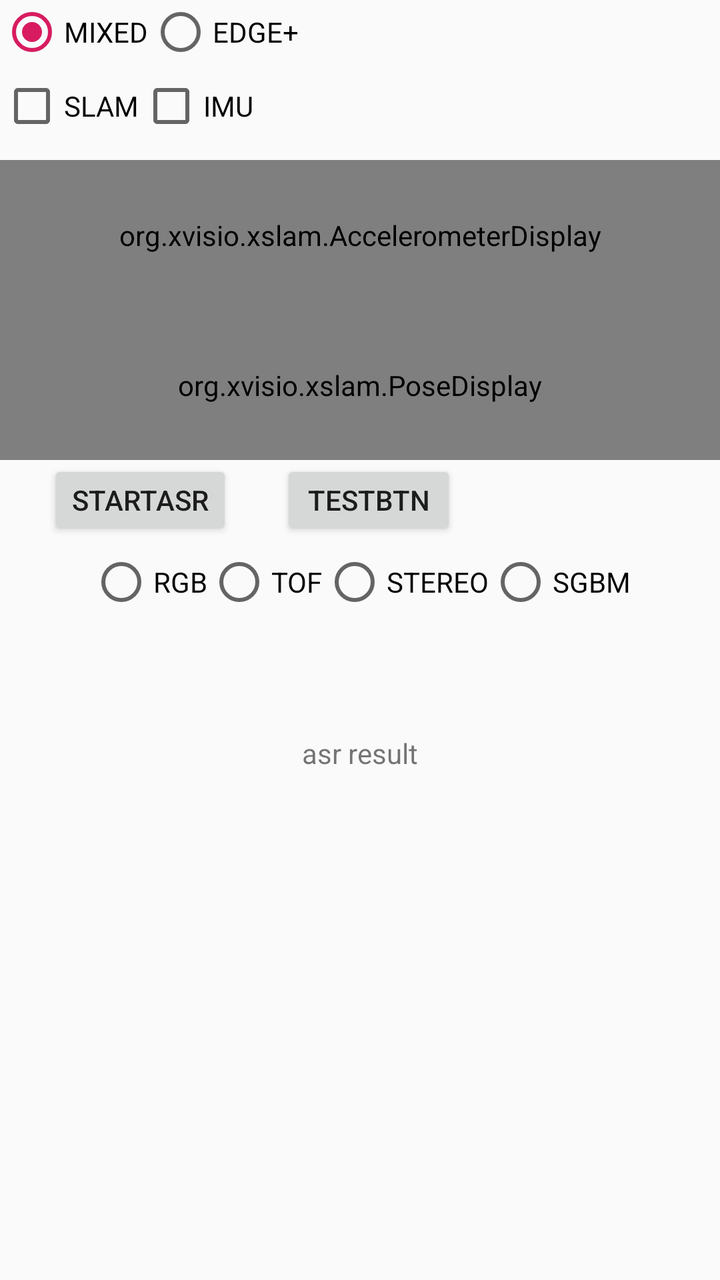
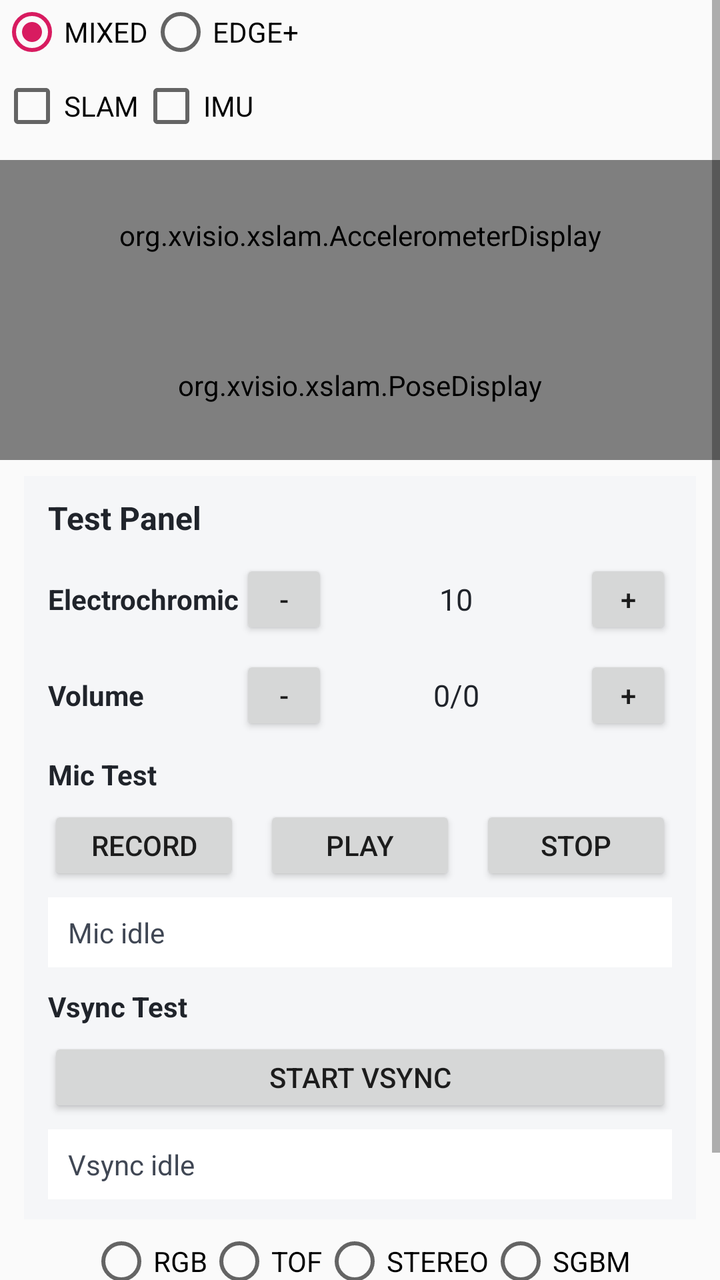

Screens rendered from an Android XML layout before and after an edit, with the pre-edit source and the edit as a unified diff.
<!-- AndroidManifest.xml: application theme AppTheme -->
<!-- res/layout/activity_main.xml -->
<?xml version="1.0" encoding="utf-8"?>
<ScrollView xmlns:android="http://schemas.android.com/apk/res/android"
    xmlns:app="http://schemas.android.com/apk/res-auto"
    xmlns:tools="http://schemas.android.com/tools"
    android:layout_width="match_parent"
    android:layout_height="match_parent"
    tools:context=".MainActivity">

    <LinearLayout
        android:layout_width="match_parent"
        android:layout_height="match_parent"
        android:orientation="vertical">
        <FrameLayout
            android:id="@+id/splash_layer"
            android:layout_width="match_parent"
            android:layout_height="match_parent"
            android:background="@android:color/background_dark">
            
            <VideoView
                android:id="@+id/videoView"
                android:layout_width="match_parent"
                android:layout_height="match_parent"
                android:layout_centerInParent="true" />
        </FrameLayout>
        <androidx.constraintlayout.widget.ConstraintLayout
            android:id="@+id/cl_top"
            app:layout_constraintTop_toTopOf="parent"
            app:layout_constraintLeft_toLeftOf="parent"
            app:layout_constraintRight_toRightOf="parent"
            android:layout_width="match_parent"
            android:layout_height="wrap_content">

            <ImageView
                android:id="@+id/logo"
                android:layout_width="100dp"
                android:layout_height="80dp"
                app:layout_constraintTop_toTopOf="parent"
                app:layout_constraintRight_toRightOf="parent"
                android:layout_marginRight="10dp"
                android:scaleType="centerInside"
                app:srcCompat="@mipmap/logo" />


            <RadioGroup
                android:id="@+id/radio_slam_mode"
                android:layout_width="match_parent"
                android:layout_height="wrap_content"
                app:layout_constraintTop_toTopOf="parent"
                app:layout_constraintLeft_toLeftOf="parent"
                app:layout_constraintRight_toLeftOf="@id/logo"
                android:orientation="horizontal">

                <RadioButton
                    android:id="@+id/radio_mixed"
                    android:layout_width="wrap_content"
                    android:layout_height="wrap_content"
                    android:layout_gravity="center_horizontal"
                    android:checked="true"
                    android:text="MIXED" />

                <RadioButton
                    android:id="@+id/radio_edge"
                    android:layout_width="wrap_content"
                    android:layout_height="wrap_content"
                    android:layout_gravity="center_horizontal"
                    android:checked="false"
                    android:text="EDGE+" />
            </RadioGroup>

            <androidx.constraintlayout.widget.ConstraintLayout
                android:id="@+id/ll_checkbox"
                android:orientation="horizontal"
                android:layout_marginTop="5dp"
                app:layout_constraintTop_toBottomOf="@id/radio_slam_mode"
                app:layout_constraintLeft_toLeftOf="parent"
                app:layout_constraintRight_toLeftOf="@id/logo"
                android:layout_width="0dp"
                android:layout_height="wrap_content">

                <CheckBox
                    android:id="@+id/checkbox_slam"
                    android:text="SLAM"
                    android:checked="false"
                    app:layout_constraintTop_toTopOf="parent"
                    app:layout_constraintLeft_toLeftOf="parent"
                    android:layout_width="wrap_content"
                    android:layout_height="wrap_content" />

                <CheckBox
                    android:id="@+id/checkbox_imu"
                    android:text="IMU"
                    android:checked="false"
                    app:layout_constraintTop_toTopOf="parent"
                    app:layout_constraintLeft_toRightOf="@id/checkbox_slam"
                    android:layout_width="wrap_content"
                    android:layout_height="wrap_content" />


            </androidx.constraintlayout.widget.ConstraintLayout>

        </androidx.constraintlayout.widget.ConstraintLayout>

        <include
            layout="@layout/accelerometer_display"
            android:id="@+id/accelerometerDisplay"
            android:orientation="vertical"
            android:layout_width="match_parent"
            android:layout_height="75dp"
            app:layout_constraintEnd_toEndOf="parent"
            app:layout_constraintStart_toStartOf="parent"
            app:layout_constraintTop_toTopOf="parent"></include>

        <include
            android:id="@+id/poseDisplay"
            layout="@layout/pose_display"
            android:layout_width="match_parent"
            android:layout_height="75dp"
            android:orientation="vertical"
            app:layout_constraintEnd_toEndOf="parent"
            app:layout_constraintStart_toStartOf="parent"
            app:layout_constraintTop_toTopOf="parent"></include>
        <androidx.appcompat.widget.LinearLayoutCompat
            android:layout_width="match_parent"
            android:layout_height="40dp"
            android:id="@+id/bt_layout"
            >

            <Button
                android:id="@+id/bt_startAsr"
                android:layout_width="wrap_content"
                android:layout_height="wrap_content"
                android:layout_marginLeft="24dp"
                android:text="startASR"

                app:layout_constraintLeft_toRightOf="@id/checkbox_imu"
                app:layout_constraintTop_toTopOf="parent" />

            <Button
                android:id="@+id/bt_test_func"
                android:layout_width="wrap_content"
                android:layout_height="wrap_content"
                android:layout_marginLeft="24dp"
                android:text="testBtn"
                android:onClick="testFunc"
                app:layout_constraintLeft_toRightOf="@id/bt_startAsr"
                app:layout_constraintTop_toTopOf="parent" />
        </androidx.appcompat.widget.LinearLayoutCompat>
        <RadioGroup
            android:id="@+id/radio_camera"
            android:layout_width="match_parent"
            android:layout_height="wrap_content"
            android:gravity="center"
            android:layout_marginTop="5dp"
            android:orientation="horizontal">

            <RadioButton
                android:id="@+id/radio_rgb"
                android:layout_width="wrap_content"
                android:layout_height="wrap_content"
                android:layout_gravity="center_horizontal"
                android:checked="false"
                android:text="RGB" />


            <RadioButton
                android:id="@+id/radio_tof"
                android:layout_width="wrap_content"
                android:layout_height="wrap_content"
                android:layout_gravity="center_horizontal"
                android:checked="false"
                android:text="TOF" />

            <RadioButton
                android:id="@+id/radio_stereo"
                android:layout_width="wrap_content"
                android:layout_height="wrap_content"
                android:layout_gravity="center_horizontal"
                android:checked="false"
                android:text="STEREO" />

            <RadioButton
                android:id="@+id/radio_sgbm"
                android:layout_width="wrap_content"
                android:layout_height="wrap_content"
                android:layout_gravity="center_horizontal"
                android:checked="false"
                android:text="SGBM" />

        </RadioGroup>

        <androidx.constraintlayout.widget.ConstraintLayout
            android:id="@+id/cl_rgb_stream"
            android:layout_marginBottom="10dp"
            app:layout_constraintEnd_toEndOf="parent"
            app:layout_constraintStart_toStartOf="parent"
            app:layout_constraintTop_toBottomOf="@+id/radio_camera"
            android:layout_width="match_parent"
            android:layout_height="50dp">

            <Button
                android:visibility="gone"
                android:id="@+id/button_rgb"
                android:layout_width="wrap_content"
                android:layout_height="wrap_content"
                android:textSize="14sp"
                app:layout_constraintTop_toTopOf="parent"
                app:layout_constraintLeft_toLeftOf="parent"
                app:layout_constraintRight_toLeftOf="@id/tv_rgb_solution"
                android:text="solution" />

            <TextView
                android:id="@+id/tv_rgb_solution"
                android:text=""
                android:textSize="14sp"
                android:textColor="@android:color/holo_red_dark"
                android:layout_width="wrap_content"
                android:layout_height="wrap_content"
                app:layout_constraintTop_toTopOf="parent"
                app:layout_constraintBottom_toBottomOf="parent"
                app:layout_constraintLeft_toLeftOf="parent"
                app:layout_constraintRight_toRightOf="parent"
                android:layout_marginLeft="10dp" />

            <TextView
                android:id="@+id/tv_rgb_fps"
                android:text=""
                android:textSize="14sp"
                android:textColor="@android:color/holo_red_dark"
                android:layout_width="wrap_content"
                android:layout_height="wrap_content"
                app:layout_constraintTop_toTopOf="parent"
                app:layout_constraintBottom_toBottomOf="parent"
                app:layout_constraintLeft_toRightOf="@id/tv_rgb_solution"
                app:layout_constraintRight_toRightOf="parent"
                android:layout_marginRight="10dp" />

        </androidx.constraintlayout.widget.ConstraintLayout>

        <ImageView
            android:id="@+id/rgbView"
            android:layout_width="wrap_content"
            android:layout_height="wrap_content"
            android:layout_gravity="center_horizontal"
            app:srcCompat="@color/colorAccent" />
        <TextView
            android:id="@+id/tv_result"
            android:layout_width="wrap_content"
            android:layout_height="wrap_content"
            android:layout_gravity="center_horizontal"
            android:text="asr result"
            app:srcCompat="@color/colorAccent" />
        <androidx.constraintlayout.widget.ConstraintLayout
            android:id="@+id/cl_tof"
            android:layout_width="wrap_content"
            android:layout_height="wrap_content"
            android:layout_gravity="center_horizontal">

            <ImageView
                android:id="@+id/tofView"
                android:layout_width="wrap_content"
                android:layout_height="wrap_content"
                app:layout_constraintTop_toTopOf="parent"
                app:layout_constraintLeft_toLeftOf="parent"
                app:layout_constraintRight_toLeftOf="@id/tofView2"
                android:padding="2dp"
                app:srcCompat="@color/colorAccent" />

            <ImageView
                android:id="@+id/tofView2"
                android:layout_width="wrap_content"
                android:layout_height="wrap_content"
                app:layout_constraintTop_toTopOf="parent"
                app:layout_constraintLeft_toRightOf="@id/tofView"
                app:layout_constraintRight_toRightOf="parent"
                android:padding="2dp"
                app:srcCompat="@color/colorAccent" />

        </androidx.constraintlayout.widget.ConstraintLayout>
    </LinearLayout>
</ScrollView>
<!-- res/layout/accelerometer_display.xml (included above) -->
<?xml version="1.0" encoding="utf-8"?>
<org.xvisio.xslam.AccelerometerDisplay xmlns:android="http://schemas.android.com/apk/res/android"
    android:id="@+id/my_v_linear_layout"
    android:layout_width="match_parent"
    android:layout_height="75dp"
    android:orientation="vertical">

    

    <include
        android:id="@+id/imuX"
        layout="@layout/imu_display"
        android:layout_width="match_parent"
        android:layout_height="25dp" />

    <include
        android:id="@+id/imuY"
        layout="@layout/imu_display"
        android:layout_width="match_parent"
        android:layout_height="25dp" />

    <include
        android:id="@+id/imuZ"
        layout="@layout/imu_display"
        android:layout_width="match_parent"
        android:layout_height="25dp" />


</org.xvisio.xslam.AccelerometerDisplay>
<!-- res/layout/pose_display.xml (included above) -->
<?xml version="1.0" encoding="utf-8"?>
<org.xvisio.xslam.PoseDisplay xmlns:android="http://schemas.android.com/apk/res/android"
    xmlns:tools="http://schemas.android.com/tools"
    android:layout_width="match_parent"
    android:layout_height="match_parent">

    <LinearLayout
        android:layout_width="match_parent"
        android:layout_height="729dp"
        android:orientation="horizontal"
        tools:layout_editor_absoluteX="1dp"
        tools:layout_editor_absoluteY="1dp">

        <TableLayout
            android:layout_width="match_parent"
            android:layout_height="match_parent"
            android:layout_marginLeft="10dp"
            android:layout_marginRight="10dp"
            android:layout_weight="1">

            <TableRow
                android:layout_width="match_parent"
                android:layout_height="match_parent">

                <TextView
                    android:id="@+id/xLabel"
                    android:layout_width="wrap_content"
                    android:layout_height="wrap_content"
                    android:layout_weight="1"
                    android:text="x:" />

                <TextView
                    android:id="@+id/xValue"
                    android:layout_width="wrap_content"
                    android:layout_height="wrap_content"
                    android:layout_weight="1"
                    android:text="0.0" />

            </TableRow>

            <TableRow
                android:layout_width="match_parent"
                android:layout_height="match_parent">

                <TextView
                    android:id="@+id/yLabel"
                    android:layout_width="wrap_content"
                    android:layout_height="wrap_content"
                    android:layout_weight="1"
                    android:text="y:" />

                <TextView
                    android:id="@+id/yValue"
                    android:layout_width="wrap_content"
                    android:layout_height="wrap_content"
                    android:layout_weight="1"
                    android:text="0.0" />
            </TableRow>

            <TableRow
                android:layout_width="match_parent"
                android:layout_height="match_parent">

                <TextView
                    android:id="@+id/zLabel"
                    android:layout_width="wrap_content"
                    android:layout_height="wrap_content"
                    android:layout_weight="1"
                    android:text="z:" />

                <TextView
                    android:id="@+id/zValue"
                    android:layout_width="wrap_content"
                    android:layout_height="wrap_content"
                    android:layout_weight="1"
                    android:text="0.0" />

            </TableRow>

        </TableLayout>

        <TableLayout
            android:layout_width="match_parent"
            android:layout_height="match_parent"
            android:layout_marginLeft="10dp"
            android:layout_marginRight="10dp"
            android:layout_weight="1">

            <TableRow
                android:layout_width="match_parent"
                android:layout_height="match_parent">

                <TextView
                    android:id="@+id/pitchLabel"
                    android:layout_width="wrap_content"
                    android:layout_height="wrap_content"
                    android:layout_weight="1"
                    android:text="pitch:" />

                <TextView
                    android:id="@+id/pitchValue"
                    android:layout_width="wrap_content"
                    android:layout_height="wrap_content"
                    android:layout_weight="1"
                    android:text="0.0" />
            </TableRow>

            <TableRow
                android:layout_width="match_parent"
                android:layout_height="match_parent">

                <TextView
                    android:id="@+id/yawLabel"
                    android:layout_width="wrap_content"
                    android:layout_height="wrap_content"
                    android:layout_weight="1"
                    android:text="yaw:" />

                <TextView
                    android:id="@+id/yawValue"
                    android:layout_width="wrap_content"
                    android:layout_height="wrap_content"
                    android:layout_weight="1"
                    android:text="0.0" />
            </TableRow>

            <TableRow
                android:layout_width="match_parent"
                android:layout_height="match_parent">

                <TextView
                    android:id="@+id/rollLabel"
                    android:layout_width="wrap_content"
                    android:layout_height="wrap_content"
                    android:layout_weight="1"
                    android:text="roll:" />

                <TextView
                    android:id="@+id/rollValue"
                    android:layout_width="wrap_content"
                    android:layout_height="wrap_content"
                    android:layout_weight="1"
                    android:text="0.0" />
            </TableRow>
        </TableLayout>

    </LinearLayout>
</org.xvisio.xslam.PoseDisplay>
<!-- res/layout/imu_display.xml (included above) -->
<?xml version="1.0" encoding="utf-8"?>
<org.xvisio.xslam.ImuDisplay xmlns:android="http://schemas.android.com/apk/res/android"
    android:id="@+id/my_linear_layout"
    android:layout_width="match_parent"
    android:layout_height="match_parent">

    <ProgressBar
        android:id="@+id/negativeBar"
        style="?android:attr/progressBarStyleHorizontal"
        android:layout_width="match_parent"
        android:layout_height="match_parent"
        android:layout_weight="1"
        android:rotation="180"
        android:progress="100"
        android:max="200"
        android:progressTint="#f00" />

    <ProgressBar
        android:id="@+id/positiveBar"
        style="?android:attr/progressBarStyleHorizontal"
        android:layout_width="match_parent"
        android:layout_height="match_parent"
        android:layout_weight="1"
        android:progress="100"
        android:max="200"
        android:progressTint="#f00" />

    <TextView
        android:id="@+id/tv_value"
        android:text="0"
        android:textSize="14sp"
        android:paddingLeft="10dp"
        android:layout_gravity="center"
        android:textColor="@android:color/holo_red_dark"
        android:layout_width="wrap_content"
        android:layout_height="wrap_content" />

</org.xvisio.xslam.ImuDisplay>
<!-- resources referenced by this layout -->
<resources>
  <color name="colorAccent">#D81B60</color>
  <!-- mipmap logo: png bitmap (mipmap-hdpi, 19121 bytes) -->
  <style name="AppTheme" parent="Theme.AppCompat.Light.DarkActionBar">
          
          <item name="colorPrimary">@color/colorPrimary</item>
          <item name="colorPrimaryDark">@color/colorPrimaryDark</item>
          <item name="colorAccent">@color/colorAccent</item>
      </style>
  <color name="colorPrimary">#008577</color>
  <color name="colorPrimaryDark">#00574B</color>
</resources>

<!-- the commit's change to res/layout/activity_main.xml (unified diff, before → after) -->
@@ -122,6 +122,7 @@
         <androidx.appcompat.widget.LinearLayoutCompat
             android:layout_width="match_parent"
             android:layout_height="40dp"
+            android:visibility="gone"
             android:id="@+id/bt_layout"
             >
 
@@ -145,6 +146,204 @@
                 app:layout_constraintLeft_toRightOf="@id/bt_startAsr"
                 app:layout_constraintTop_toTopOf="parent" />
         </androidx.appcompat.widget.LinearLayoutCompat>
+
+        <LinearLayout
+            android:id="@+id/test_panel"
+            android:layout_width="match_parent"
+            android:layout_height="wrap_content"
+            android:layout_marginLeft="12dp"
+            android:layout_marginTop="8dp"
+            android:layout_marginRight="12dp"
+            android:background="#F5F6F8"
+            android:orientation="vertical"
+            android:paddingLeft="12dp"
+            android:paddingTop="10dp"
+            android:paddingRight="12dp"
+            android:paddingBottom="10dp">
+
+            <TextView
+                android:layout_width="wrap_content"
+                android:layout_height="wrap_content"
+                android:text="Test Panel"
+                android:textColor="#20242B"
+                android:textSize="16sp"
+                android:textStyle="bold" />
+
+            <LinearLayout
+                android:layout_width="match_parent"
+                android:layout_height="wrap_content"
+                android:layout_marginTop="10dp"
+                android:gravity="center_vertical"
+                android:orientation="horizontal">
+
+                <TextView
+                    android:layout_width="96dp"
+                    android:layout_height="wrap_content"
+                    android:text="Electrochromic"
+                    android:textColor="#20242B"
+                    android:textStyle="bold" />
+
+                <Button
+                    android:id="@+id/bt_electro_minus"
+                    android:layout_width="44dp"
+                    android:layout_height="40dp"
+                    android:minWidth="0dp"
+                    android:text="-" />
+
+                <TextView
+                    android:id="@+id/tv_electro_level"
+                    android:layout_width="0dp"
+                    android:layout_height="wrap_content"
+                    android:layout_marginLeft="8dp"
+                    android:layout_marginRight="8dp"
+                    android:layout_weight="1"
+                    android:gravity="center"
+                    android:text="10"
+                    android:textColor="#20242B"
+                    android:textSize="15sp" />
+
+                <Button
+                    android:id="@+id/bt_electro_plus"
+                    android:layout_width="44dp"
+                    android:layout_height="40dp"
+                    android:minWidth="0dp"
+                    android:text="+" />
+            </LinearLayout>
+
+            <LinearLayout
+                android:layout_width="match_parent"
+                android:layout_height="wrap_content"
+                android:layout_marginTop="8dp"
+                android:gravity="center_vertical"
+                android:orientation="horizontal">
+
+                <TextView
+                    android:layout_width="96dp"
+                    android:layout_height="wrap_content"
+                    android:text="Volume"
+                    android:textColor="#20242B"
+                    android:textStyle="bold" />
+
+                <Button
+                    android:id="@+id/bt_volume_minus"
+                    android:layout_width="44dp"
+                    android:layout_height="40dp"
+                    android:minWidth="0dp"
+                    android:text="-" />
+
+                <TextView
+                    android:id="@+id/tv_volume_level"
+                    android:layout_width="0dp"
+                    android:layout_height="wrap_content"
+                    android:layout_marginLeft="8dp"
+                    android:layout_marginRight="8dp"
+                    android:layout_weight="1"
+                    android:gravity="center"
+                    android:text="0/0"
+                    android:textColor="#20242B"
+                    android:textSize="15sp" />
+
+                <Button
+                    android:id="@+id/bt_volume_plus"
+                    android:layout_width="44dp"
+                    android:layout_height="40dp"
+                    android:minWidth="0dp"
+                    android:text="+" />
+            </LinearLayout>
+
+            <TextView
+                android:layout_width="wrap_content"
+                android:layout_height="wrap_content"
+                android:layout_marginTop="10dp"
+                android:text="Mic Test"
+                android:textColor="#20242B"
+                android:textStyle="bold" />
+
+            <LinearLayout
+                android:layout_width="match_parent"
+                android:layout_height="wrap_content"
+                android:layout_marginTop="6dp"
+                android:gravity="center_vertical"
+                android:orientation="horizontal">
+
+                <Button
+                    android:id="@+id/bt_mic_record"
+                    android:layout_width="0dp"
+                    android:layout_height="40dp"
+                    android:layout_marginRight="6dp"
+                    android:layout_weight="1"
+                    android:ellipsize="end"
+                    android:maxLines="1"
+                    android:minWidth="0dp"
+                    android:text="Record" />
+
+                <Button
+                    android:id="@+id/bt_mic_play"
+                    android:layout_width="0dp"
+                    android:layout_height="40dp"
+                    android:layout_marginLeft="6dp"
+                    android:layout_marginRight="6dp"
+                    android:layout_weight="1"
+                    android:ellipsize="end"
+                    android:maxLines="1"
+                    android:minWidth="0dp"
+                    android:text="Play" />
+
+                <Button
+                    android:id="@+id/bt_mic_stop"
+                    android:layout_width="0dp"
+                    android:layout_height="40dp"
+                    android:layout_marginLeft="6dp"
+                    android:layout_weight="1"
+                    android:ellipsize="end"
+                    android:maxLines="1"
+                    android:minWidth="0dp"
+                    android:text="Stop" />
+            </LinearLayout>
+
+            <TextView
+                android:id="@+id/tv_mic_status"
+                android:layout_width="match_parent"
+                android:layout_height="wrap_content"
+                android:layout_marginTop="6dp"
+                android:background="#FFFFFF"
+                android:paddingLeft="10dp"
+                android:paddingTop="8dp"
+                android:paddingRight="10dp"
+                android:paddingBottom="8dp"
+                android:text="Mic idle"
+                android:textColor="#404754" />
+
+            <TextView
+                android:layout_width="wrap_content"
+                android:layout_height="wrap_content"
+                android:layout_marginTop="10dp"
+                android:text="Vsync Test"
+                android:textColor="#20242B"
+                android:textStyle="bold" />
+
+            <Button
+                android:id="@+id/bt_vsync_toggle"
+                android:layout_width="match_parent"
+                android:layout_height="40dp"
+                android:layout_marginTop="6dp"
+                android:minWidth="0dp"
+                android:text="Start Vsync" />
+
+            <TextView
+                android:id="@+id/tv_vsync_status"
+                android:layout_width="match_parent"
+                android:layout_height="wrap_content"
+                android:layout_marginTop="6dp"
+                android:background="#FFFFFF"
+                android:paddingLeft="10dp"
+                android:paddingTop="8dp"
+                android:paddingRight="10dp"
+                android:paddingBottom="8dp"
+                android:text="Vsync idle"
+                android:textColor="#404754" />
+        </LinearLayout>
+
         <RadioGroup
             android:id="@+id/radio_camera"
             android:layout_width="match_parent"
@@ -248,6 +447,7 @@
             android:layout_height="wrap_content"
             android:layout_gravity="center_horizontal"
             android:text="asr result"
+            android:visibility="gone"
             app:srcCompat="@color/colorAccent" />
         <androidx.constraintlayout.widget.ConstraintLayout
             android:id="@+id/cl_tof"
